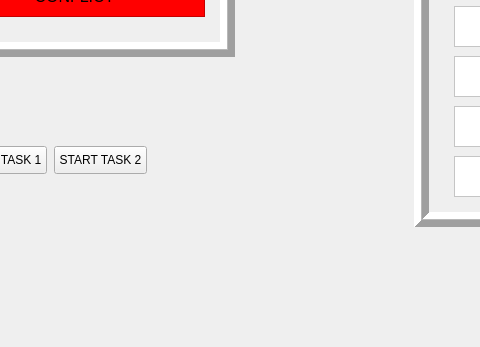
rightec/SIM_i2CWrite, file mainwindow.ui: the form before one commit; both pictures show x 96 to 576 and y 231 to 578 of the 969 by 578 pixel window.
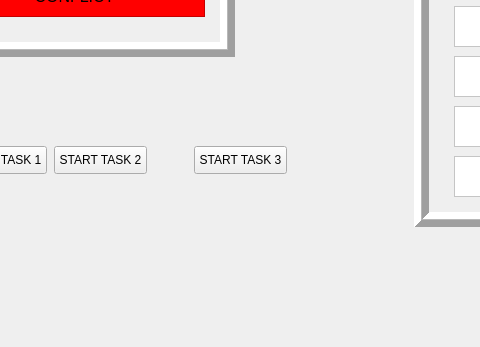
The form after the commit.

Commit message:
Test Version with 3 tasks
Simulating the unique access in Writing to IC2 Bus from different tasks

Diff of the .ui file:
```diff
--- a/mainwindow.ui
+++ b/mainwindow.ui
@@ -592,6 +592,22 @@
      <string>START TASK 2</string>
     </property>
    </widget>
+   <widget class="QPushButton" name="btn_StartTask_3">
+    <property name="geometry">
+     <rect>
+      <x>290</x>
+      <y>360</y>
+      <width>93</width>
+      <height>28</height>
+     </rect>
+    </property>
+    <property name="toolTip">
+     <string>&lt;html&gt;&lt;head/&gt;&lt;body&gt;&lt;p&gt;Task used to simulate failure in MCI I2C driver callback&lt;/p&gt;&lt;/body&gt;&lt;/html&gt;</string>
+    </property>
+    <property name="text">
+     <string>START TASK 3</string>
+    </property>
+   </widget>
   </widget>
   <widget class="QMenuBar" name="menuBar">
    <property name="geometry">
```
Left out of the diff: 6 changed lines with no effect on the pictures. The commit also changes 9 other files.
